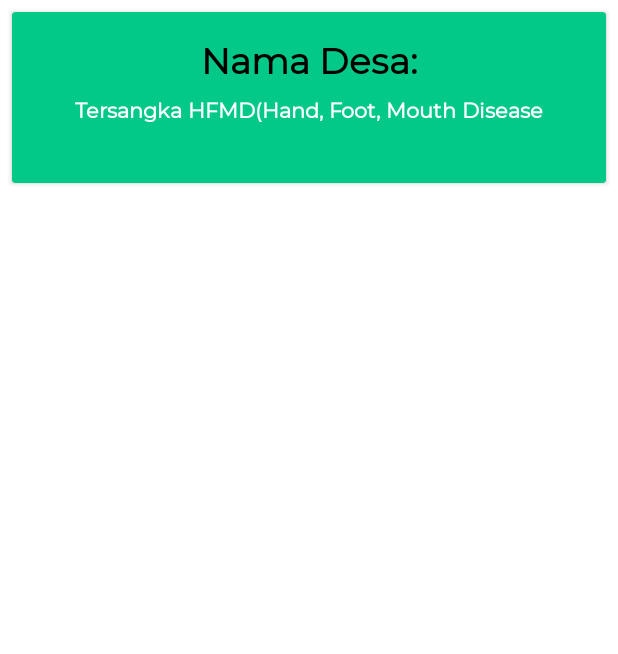
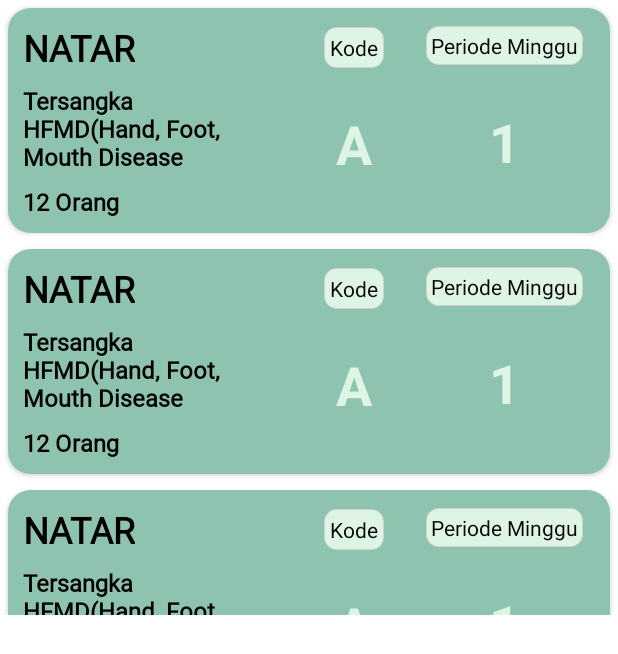
Before and after one commit to rizkysiregar/SKDRApp, an Android app: the layout bottom_sheet.xml on its own in the app's theme, with its tools: preview values and no code run, on a phone screen of 412 x 824 dp. Shown: the top 654 px of the screen. Run offline under Robolectric (Android 15) with nearby library versions, the phone set to English and light mode, and no system bars.

Commit message:
update maps data by namaDesa
Membuat query baru kedatabase mengambil data berdasarkan namadesa ketika marker di klik

```diff
--- a/app/src/main/java/com/rizkysiregar/skdrapp/core/data/LocalDataSource.kt
+++ b/app/src/main/java/com/rizkysiregar/skdrapp/core/data/LocalDataSource.kt
@@ -13,4 +13,5 @@ class LocalDataSource constructor(private val skdrDao: SkdrDao) {
     fun getAllDataByPeriodic(periodic: Int): LiveData<List<SkdrEntity>> = skdrDao.getDataByPeriode(periodic)
     fun deleteDataPenyakit(data: DataPenyakitEntity) = skdrDao.deleteDataPenyakit(data)
     fun deleteDataSkdr(skdrEntity: SkdrEntity) = skdrDao.deleteDataSkdr(skdrEntity)
+    fun getAllDataByNamaDesa(namaDesa: String) = skdrDao.getAllDataByNamaDesa(namaDesa)
 }
--- a/app/src/main/java/com/rizkysiregar/skdrapp/core/data/SkdrRepository.kt
+++ b/app/src/main/java/com/rizkysiregar/skdrapp/core/data/SkdrRepository.kt
@@ -35,6 +35,11 @@ class SkdrRepository constructor(
         appExecutors.diskIO().execute { localDataSource.deleteDataSkdr(dataSkdr) }
     }
 
+    override fun getAllDataByNamaDesa(namaDesa: String): LiveData<List<Skdr>> {
+        return Transformations.map(localDataSource.getAllDataByNamaDesa(namaDesa)){
+            DataMapper.mapSkdrEntitiesToSkdrDomain(it)
+        }
+    }
 
     override fun getAllDataPenyakit(): LiveData<List<DataPenyakit>> {
         return Transformations.map(localDataSource.getAllDataPenyakit()){
--- a/app/src/main/java/com/rizkysiregar/skdrapp/core/data/room/SkdrDao.kt
+++ b/app/src/main/java/com/rizkysiregar/skdrapp/core/data/room/SkdrDao.kt
@@ -24,6 +24,10 @@ interface SkdrDao {
     @Query("SELECT * FROM data_penyakit")
     fun getAllDataPenyakit(): LiveData<List<DataPenyakitEntity>>
 
+    // get data based on namaDaerah
+    @Query("SELECT * FROM skdr WHERE nama_desa LIKE :namaDesa ORDER BY periode_minggu ASC")
+    fun getAllDataByNamaDesa(namaDesa: String): LiveData<List<SkdrEntity>>
+
     // insert data to table dataPenyakit
     @Insert(onConflict = OnConflictStrategy.REPLACE)
     fun insertDataPenyakit(dataPenyakit: DataPenyakitEntity)
@@ -38,4 +42,6 @@ interface SkdrDao {
     @Delete
     fun deleteDataSkdr(skdrEntity: SkdrEntity)
 
+
+
 }
--- a/app/src/main/java/com/rizkysiregar/skdrapp/core/domain/repository/ISkdrRepository.kt
+++ b/app/src/main/java/com/rizkysiregar/skdrapp/core/domain/repository/ISkdrRepository.kt
@@ -9,4 +9,5 @@ interface ISkdrRepository {
     fun insertData(skdr: Skdr)
     fun getAllDataByPeriodic(periodic: Int): LiveData<List<Skdr>>
     fun deleteData(skdr: Skdr)
+    fun getAllDataByNamaDesa(namaDesa: String): LiveData<List<Skdr>>
 }
--- a/app/src/main/java/com/rizkysiregar/skdrapp/core/domain/usecase/SkdrInteractor.kt
+++ b/app/src/main/java/com/rizkysiregar/skdrapp/core/domain/usecase/SkdrInteractor.kt
@@ -8,5 +8,6 @@ class SkdrInteractor(private val skdrRepository: ISkdrRepository): SkdrUseCase {
     override fun getAllData(): LiveData<List<Skdr>> = skdrRepository.getAllData()
     override fun insertNewData(skdr: Skdr) = skdrRepository.insertData(skdr)
     override fun getAllDataByPeriodic(periodic: Int) = skdrRepository.getAllDataByPeriodic(periodic)
+    override fun getAllDataByNamaDesa(namaDesa: String): LiveData<List<Skdr>> = skdrRepository.getAllDataByNamaDesa(namaDesa)
     override fun deleteData(skdr: Skdr) = skdrRepository.deleteData(skdr)
 }
--- a/app/src/main/java/com/rizkysiregar/skdrapp/core/domain/usecase/SkdrUseCase.kt
+++ b/app/src/main/java/com/rizkysiregar/skdrapp/core/domain/usecase/SkdrUseCase.kt
@@ -7,5 +7,6 @@ interface SkdrUseCase {
     fun getAllData(): LiveData<List<Skdr>>
     fun insertNewData(skdr: Skdr)
     fun getAllDataByPeriodic(periodic: Int): LiveData<List<Skdr>>
+    fun getAllDataByNamaDesa(namaDesa: String): LiveData<List<Skdr>>
     fun deleteData(skdr:Skdr)
 }
--- a/app/src/main/res/layout/bottom_sheet.xml
+++ b/app/src/main/res/layout/bottom_sheet.xml
@@ -3,56 +3,16 @@
     xmlns:app="http://schemas.android.com/apk/res-auto"
     xmlns:tools="http://schemas.android.com/tools"
     android:layout_width="match_parent"
-    android:layout_height="130dp">
+    android:layout_height="410dp">
 
-    <androidx.cardview.widget.CardView
-        android:id="@+id/cv_bs"
+    <androidx.recyclerview.widget.RecyclerView
+        android:id="@+id/rv_list_periode_mingguan"
         android:layout_width="match_parent"
-        android:backgroundTint="@color/old_green"
         android:layout_height="match_parent"
-        android:layout_margin="8dp"
-        android:background="@drawable/shape_layout_corners_with_color"
         app:layout_constraintBottom_toBottomOf="parent"
         app:layout_constraintEnd_toEndOf="parent"
         app:layout_constraintStart_toStartOf="parent"
-        app:layout_constraintTop_toTopOf="parent">
-
-        <androidx.constraintlayout.widget.ConstraintLayout
-            android:layout_width="match_parent"
-            android:layout_height="wrap_content">
-
-            <TextView
-                android:id="@+id/tv_title"
-                android:layout_width="wrap_content"
-                android:layout_height="wrap_content"
-                android:layout_marginTop="16dp"
-                tools:text="@string/nama_desa"
-                android:textColor="@color/black"
-                android:fontFamily="@font/montserrat"
-                android:textSize="24sp"
-                android:textStyle="bold"
-                app:layout_constraintEnd_toEndOf="parent"
-                app:layout_constraintStart_toStartOf="parent"
-                app:layout_constraintTop_toTopOf="parent" />
-
-            <TextView
-                android:id="@+id/tv_desc"
-                android:layout_width="match_parent"
-                android:layout_height="wrap_content"
-                tools:text="@string/malaria_mix"
-                android:layout_marginTop="8dp"
-                android:gravity="center_horizontal"
-                android:textColor="@color/white"
-                android:textSize="14sp"
-                android:fontFamily="@font/montserrat"
-                android:textStyle="bold"
-                app:layout_constraintBottom_toBottomOf="parent"
-                app:layout_constraintEnd_toEndOf="@+id/tv_title"
-                app:layout_constraintStart_toStartOf="@+id/tv_title"
-                app:layout_constraintTop_toBottomOf="@+id/tv_title" />
-
-        </androidx.constraintlayout.widget.ConstraintLayout>
-
-    </androidx.cardview.widget.CardView>
+        app:layout_constraintTop_toTopOf="parent"
+        tools:listitem="@layout/list_item_tambah_data" />
 
 </androidx.constraintlayout.widget.ConstraintLayout>
```
Also changed, not shown: app/src/main/java/com/rizkysiregar/skdrapp/maps/MapsFragment.kt (+16 -6 lines), app/src/main/java/com/rizkysiregar/skdrapp/maps/MapsViewModel.kt (+19 -0 lines).
